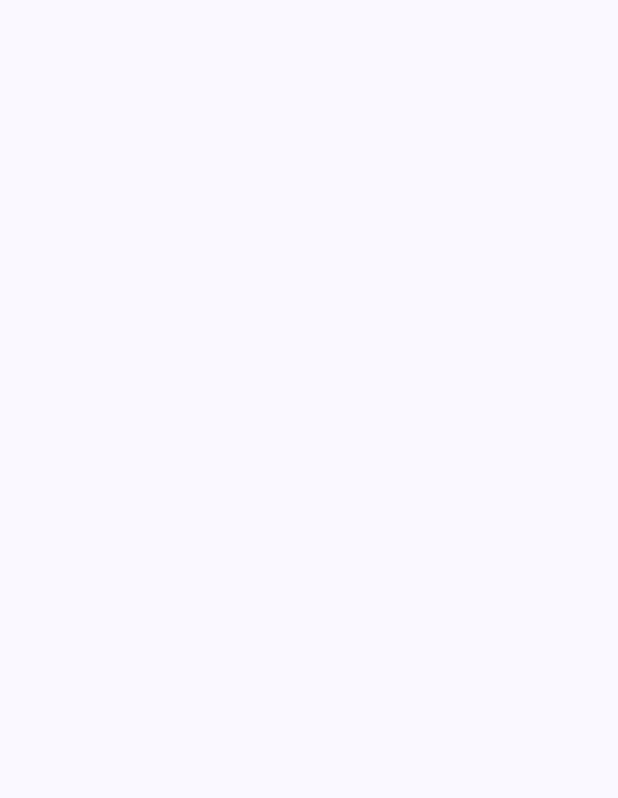
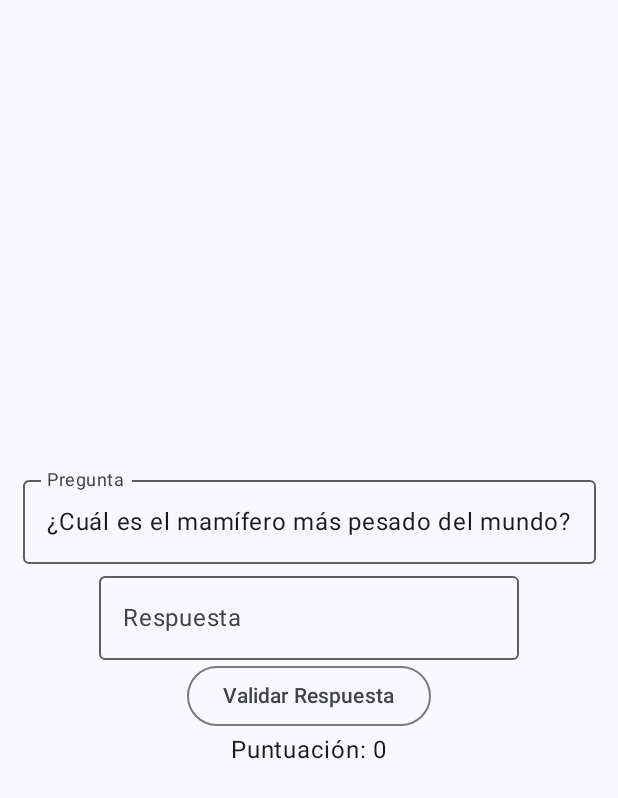
Before and after one commit to DessyDAM2/YoPreguntoTuRespondes, an Android app built with Jetpack Compose: the screen it shows after launch (MainActivity), on a phone screen of 412 x 824 dp. Before the commit the part shown is empty. Shown: the top 798 px of the screen. Run offline under Robolectric (Android 15) with nearby library versions, the phone set to English and light mode, and no system bars.

Commit message:
Second cumitt

```diff
--- a/app/src/main/java/com/iessanalberto/yopreguntoturespondes/MainActivity.kt
+++ b/app/src/main/java/com/iessanalberto/yopreguntoturespondes/MainActivity.kt
@@ -1,15 +1,28 @@
 package com.iessanalberto.yopreguntoturespondes
 
+import android.content.Context
 import android.os.Bundle
+import android.widget.Toast
 import androidx.activity.ComponentActivity
 import androidx.activity.compose.setContent
+import androidx.compose.foundation.layout.Arrangement
+import androidx.compose.foundation.layout.Column
 import androidx.compose.foundation.layout.fillMaxSize
+import androidx.compose.material3.Button
+import androidx.compose.material3.ExperimentalMaterial3Api
 import androidx.compose.material3.MaterialTheme
+import androidx.compose.material3.OutlinedButton
+import androidx.compose.material3.OutlinedTextField
 import androidx.compose.material3.Surface
 import androidx.compose.material3.Text
 import androidx.compose.runtime.Composable
+import androidx.compose.runtime.getValue
+import androidx.compose.runtime.mutableStateOf
+import androidx.compose.runtime.saveable.rememberSaveable
+import androidx.compose.runtime.setValue
+import androidx.compose.ui.Alignment
 import androidx.compose.ui.Modifier
-import androidx.compose.ui.tooling.preview.Preview
+import androidx.compose.ui.platform.LocalContext
 import com.iessanalberto.yopreguntoturespondes.ui.theme.YoPreguntoTuRespondesTheme
 
 class MainActivity : ComponentActivity() {
@@ -17,14 +30,82 @@ class MainActivity : ComponentActivity() {
         super.onCreate(savedInstanceState)
         setContent {
             YoPreguntoTuRespondesTheme {
+                val context = LocalContext.current
                 // A surface container using the 'background' color from the theme
                 Surface(
-                    modifier = Modifier.fillMaxSize(),
-                    color = MaterialTheme.colorScheme.background
+                    modifier = Modifier.fillMaxSize(), color = MaterialTheme.colorScheme.background
                 ) {
-
+                    PantallaJuego(context = context)
                 }
             }
         }
     }
+
+
+    @OptIn(ExperimentalMaterial3Api::class)
+    @Composable
+
+    fun PantallaJuego(context: Context) {
+
+        var puntuacion by rememberSaveable { mutableStateOf(0) }
+
+        var pregunta by rememberSaveable {
+            mutableStateOf(
+                hashMapOf(
+                    "¿Cuál es el juego más vendido de la historia?" to "Tetris",
+                    "¿Cuál es el mamífero más pesado del mundo?" to "Ballena Azul",
+                    "¿Cuál es el elemento químico con mayor densidad?" to "Osmio",
+                    "¿Cuál es la velocidad del sonido en m/s?" to "344",
+                    "¿Cuál es la capacidad siguiente al Terabyte?" to "Petabyte",
+                ).keys.random()
+            )
+        }
+
+        var respuesta by rememberSaveable {
+            mutableStateOf("")
+        }
+
+        Column(
+            modifier = Modifier.fillMaxSize(),
+            horizontalAlignment = Alignment.CenterHorizontally,
+            verticalArrangement = Arrangement.Center
+        ) {
+
+            OutlinedTextField(value = pregunta,
+                onValueChange = { pregunta = it },
+                label = { Text(text = "Pregunta") })
+
+
+            OutlinedTextField(value = respuesta,
+                onValueChange = { respuesta = it },
+                label = { Text(text = "Respuesta") })
+
+            OutlinedButton(onClick = {
+                if (respuesta == hashMapOf(pregunta to respuesta)[pregunta]) {
+                    puntuacion++
+                    hashMapOf(pregunta to respuesta).remove(pregunta)
+                } else {
+                    Toast.makeText(
+                        context,
+                        "La respuesta correcta era " + hashMapOf(pregunta to respuesta)[pregunta],
+                        Toast.LENGTH_LONG
+                    ).show()
+                }
+                pregunta = hashMapOf(
+                    "¿Cuál es el juego más vendido de la historia?" to "Tetris",
+                    "¿Cuál es el mamífero más pesado del mundo?" to "Ballena Azul",
+                    "¿Cuál es el elemento químico con mayor densidad?" to "Osmio",
+                    "¿Cuál es la velocidad del sonido en m/s?" to "344",
+                    "¿Cuál es la capacidad siguiente al Terabyte?" to "Petabyte",
+                ).keys.random()
+                respuesta = ""
+            }
+            ) {
+                Text(text = "Validar Respuesta")
+            }
+
+            Text(text = "Puntuación: $puntuacion")
+        }
+    }
+
 }
```
